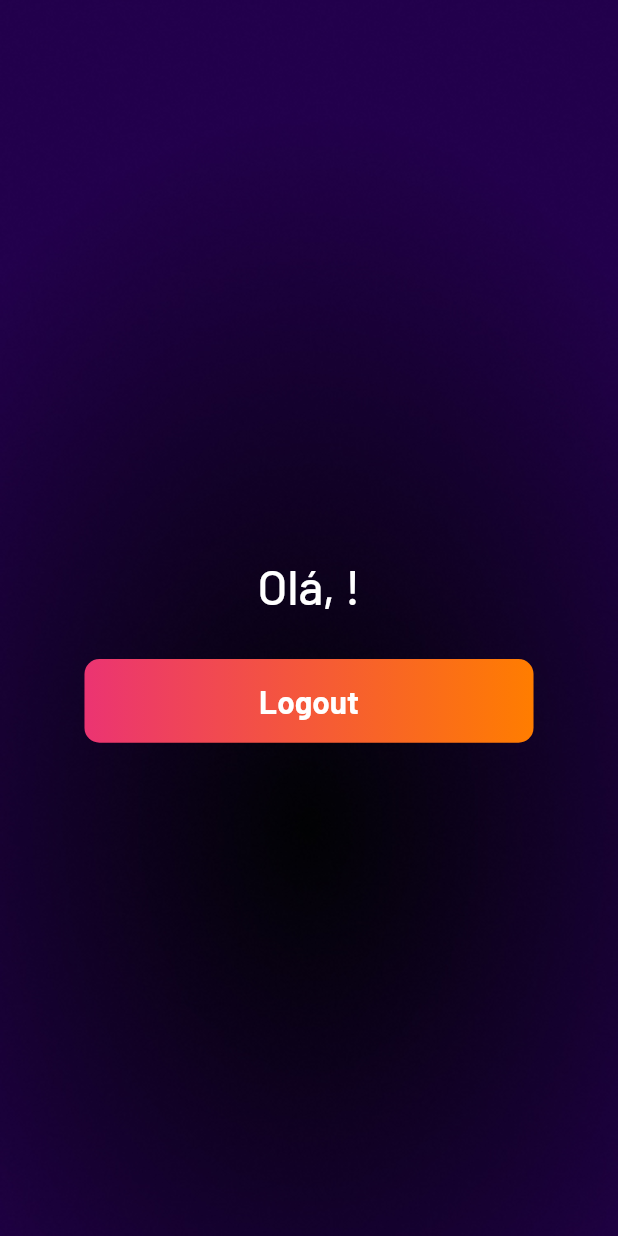
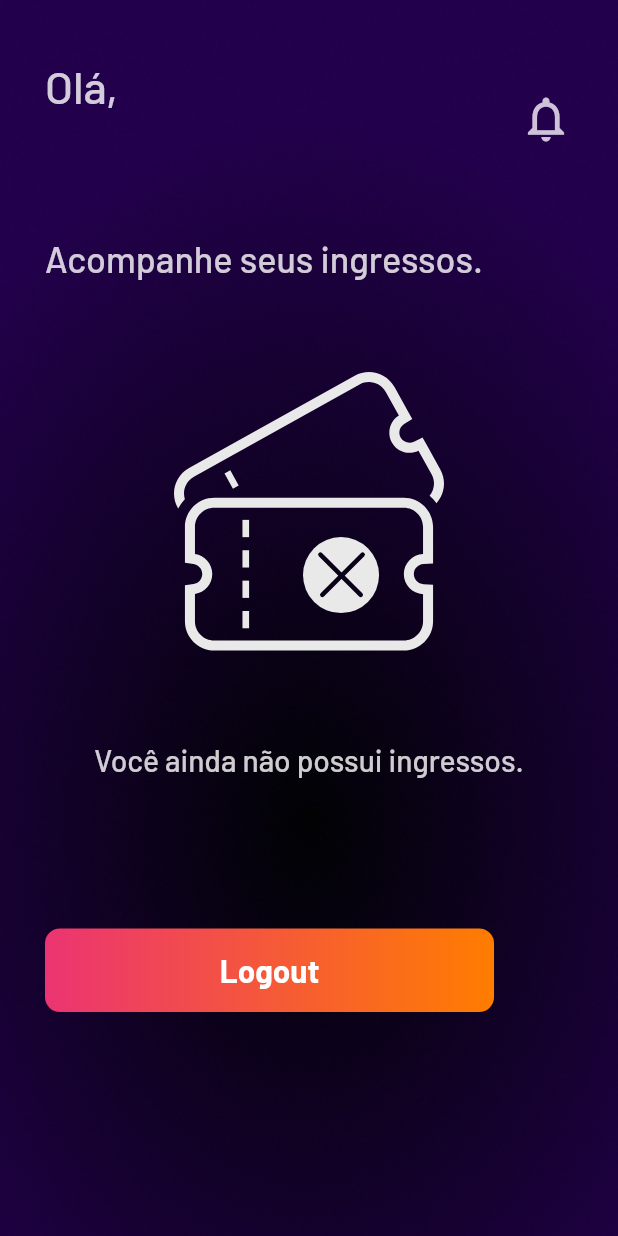
Before and after one commit to lucasclaros/mepaga_ai, a Flutter app: the HomePage screen opened by its route, on a phone screen of 412 x 824 dp. Run offline on Flutter 3.47's test engine with Material 2 defaults, Android fonts, the phone set to English and light mode, and no system bars; drawn by our look-alikes of auto_size_text; our stand-ins replace another_flushbar, bloc, dio, email_validator, flutter_bloc, flutter_secure_storage and 8 more; accounts and stored records are empty; network calls fail; statements that could not run were skipped.

Commit message:
feat: starting homepage

```diff
--- a/lib/presentation/common/themes/app_theme_interface.dart
+++ b/lib/presentation/common/themes/app_theme_interface.dart
@@ -90,6 +90,8 @@ abstract class IAppAssetsPaths {
   String get doubtButton;
 
   String get userIcon;
+
+  String get emptyTickets;
 }
 
 abstract class AppThemeInterface {
--- a/lib/presentation/common/themes/assets/mpg_assets_paths.dart
+++ b/lib/presentation/common/themes/assets/mpg_assets_paths.dart
@@ -56,4 +56,7 @@ class MPGAssetsPaths implements IAppAssetsPaths {
 
   @override
   String get userIcon => getAssetPath('user_icon.svg');
+
+  @override
+  String get emptyTickets => getAssetPath('empty_tickets.svg');
 }
--- a/lib/presentation/home/home_page.dart
+++ b/lib/presentation/home/home_page.dart
@@ -4,13 +4,17 @@ import 'package:domain/use_cases/user_logout_uc.dart';
 import 'package:flutter/material.dart';
 import 'package:flutter/scheduler.dart';
 import 'package:flutter_bloc/flutter_bloc.dart';
+import 'package:flutter_svg/flutter_svg.dart';
 import 'package:go_router/go_router.dart';
+import 'package:google_fonts/google_fonts.dart';
 import 'package:mepaga_ai/common/routing.dart';
 import 'package:mepaga_ai/data/cache/data_source/online_cds.dart';
 import 'package:mepaga_ai/data/models/user_mm.dart';
 import 'package:mepaga_ai/presentation/common/mpg_button.dart';
 import 'package:mepaga_ai/presentation/common/mpg_header.dart';
 import 'package:mepaga_ai/presentation/common/mpg_scaffold.dart';
+import 'package:mepaga_ai/presentation/common/responsivity.dart';
+import 'package:mepaga_ai/presentation/common/themes/assets/mpg_assets_paths.dart';
 import 'package:mepaga_ai/presentation/common/themes/text_styles/mpg_text_styles.dart';
 import 'package:mepaga_ai/presentation/common/utils.dart';
 import 'package:mepaga_ai/presentation/home/bloc/home_bloc.dart';
@@ -70,20 +74,90 @@ class _HomePageState extends State<HomePage> {
           }
         },
         builder: (context, state) {
-          return Center(
-            child: _isLoading
-                ? const CircularProgressIndicator(
+          return _isLoading
+              ? const Center(
+                  child: CircularProgressIndicator(
                     color: Colors.white,
                     strokeWidth: 2,
-                  )
-                : SingleChildScrollView(
+                  ),
+                )
+              : SingleChildScrollView(
+                  child: Padding(
+                    padding: const EdgeInsets.symmetric(horizontal: 30),
                     child: Column(
+                      crossAxisAlignment: CrossAxisAlignment.start,
                       children: [
-                        MPGHeader(
-                          title: 'Olá, ${UserMM().name}!',
-                          isBackButtonVisible: false,
+                        SizedBox(
+                          height: context.responsiveHeight(39),
                         ),
-                        const SizedBox(height: 30),
+                        Row(
+                          mainAxisAlignment: MainAxisAlignment.spaceBetween,
+                          children: [
+                            Column(
+                              crossAxisAlignment: CrossAxisAlignment.start,
+                              children: [
+                                Text(
+                                  'Olá,',
+                                  style: GoogleFonts.barlow(
+                                    fontSize: 30,
+                                    fontWeight: FontWeight.w500,
+                                    color: Colors.white.withOpacity(0.8),
+                                  ),
+                                ),
+                                Text(
+                                  UserMM().name,
+                                  style: GoogleFonts.barlow(
+                                    fontSize: 36,
+                                    fontWeight: FontWeight.w500,
+                                    color: Colors.white,
+                                  ),
+                                ),
+                              ],
+                            ),
+                            const Icon(
+                              Icons.notifications_none_outlined,
+                              size: 36,
+                              color: Color(0xFFCEC2DA),
+                            )
+                          ],
+                        ),
+                        SizedBox(
+                          height: context.responsiveHeight(39),
+                        ),
+                        Text(
+                          'Acompanhe seus ingressos.',
+                          style: GoogleFonts.barlow(
+                            fontSize: 24,
+                            fontWeight: FontWeight.w500,
+                            color: Colors.white.withOpacity(0.8),
+                          ),
+                        ),
+                        SizedBox(
+                          height: context.responsiveHeight(60),
+                        ),
+                        Center(
+                          child: Column(
+                            children: [
+                              SizedBox(
+                                child: SvgPicture.asset(
+                                  MPGAssetsPaths.of(context).emptyTickets,
+                                ),
+                              ),
+                              SizedBox(
+                                height: context.responsiveHeight(60),
+                              ),
+                              Text(
+                                'Você ainda não possui ingressos.',
+                                style: GoogleFonts.barlow(
+                                  fontSize: 20,
+                                  fontWeight: FontWeight.w500,
+                                  color: Colors.white.withOpacity(0.8),
+                                ),
+                              ),
+                            ],
+                          ),
+                        ),
+                        const SizedBox(height: 100),
                         MPGButton(
                           child: Text(
                             'Logout',
@@ -96,7 +170,7 @@ class _HomePageState extends State<HomePage> {
                       ],
                     ),
                   ),
-          );
+                );
         },
       ),
     );
```
Also changed, not shown: assets/empty_tickets.svg (added).
